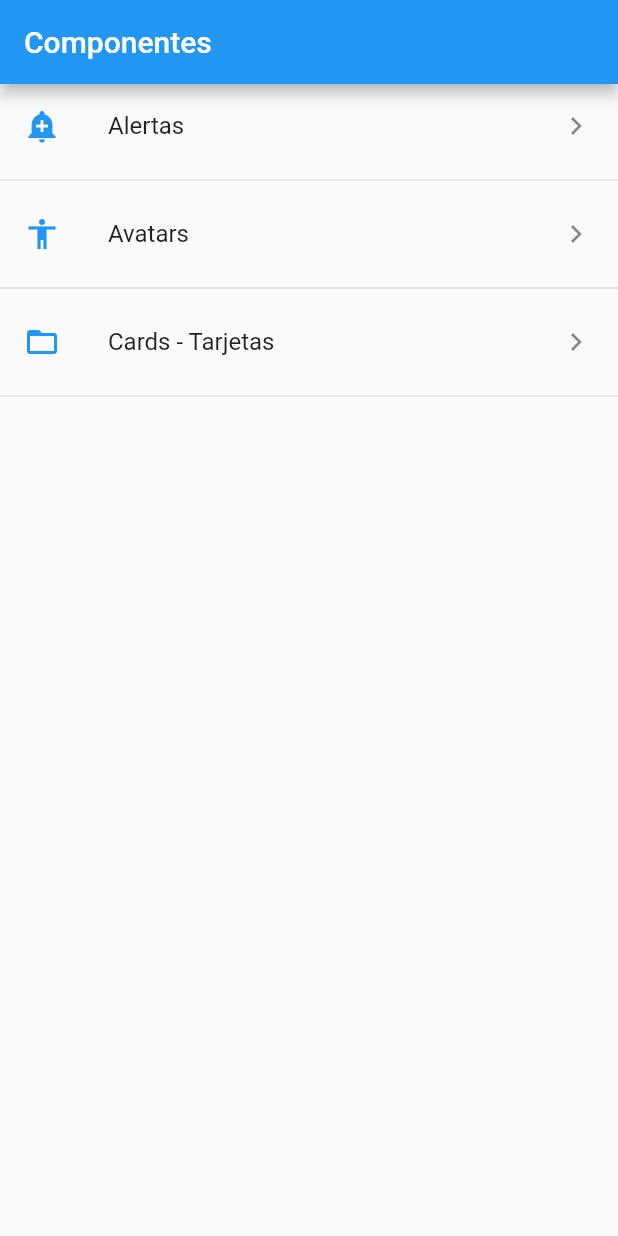
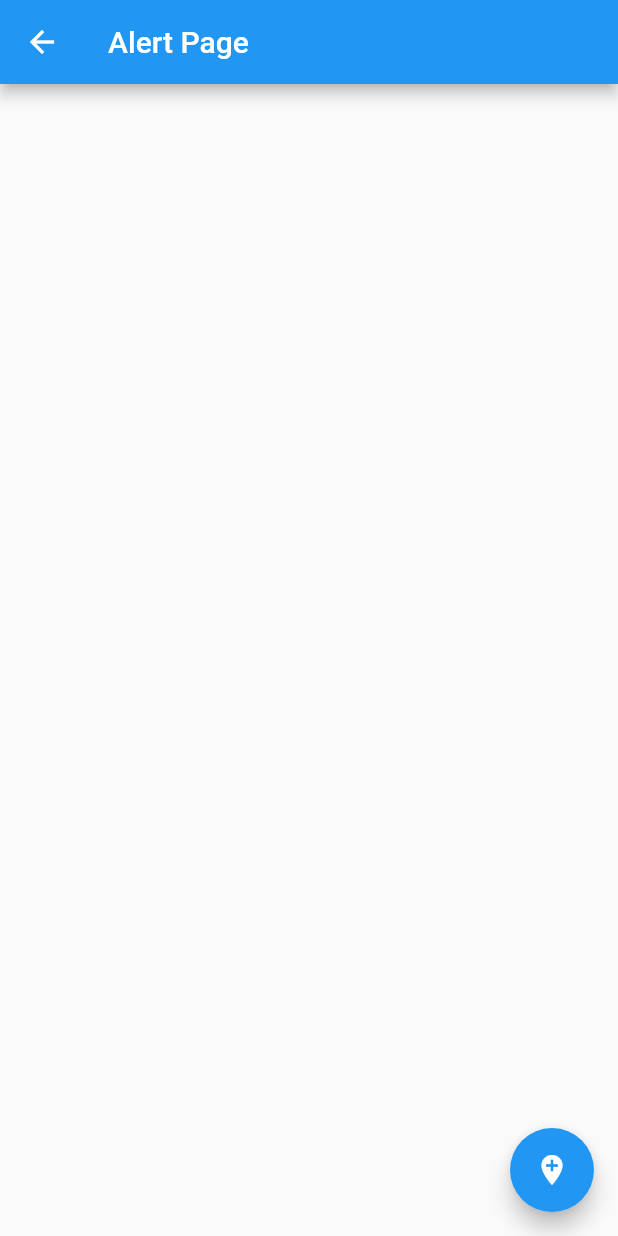
Before and after one commit to Larrygf02/flutter-componentes, a Flutter app: the screen it shows after launch, after a tap on "Alertas", on a phone screen of 412 x 824 dp. Run offline on Flutter 3.47's test engine with Material 2 defaults, Android fonts, the phone set to English and light mode, and no system bars.

```diff
--- /dev/null
+++ b/lib/src/pages/alert_page.dart
@@ -0,0 +1,18 @@
+import 'package:flutter/material.dart';
+
+class AlertPage extends StatelessWidget {
+  @override
+  Widget build(BuildContext context) {
+    return Scaffold(
+      appBar: AppBar(
+        title: Text('Alert Page'),
+      ),
+      floatingActionButton: FloatingActionButton(
+        child: Icon(Icons.add_location),
+        onPressed: () {
+          Navigator.pop(context);
+        },
+      ),
+    );
+  }
+}
--- a/lib/src/pages/home_page.dart
+++ b/lib/src/pages/home_page.dart
@@ -1,6 +1,8 @@
 import 'package:componentes/src/providers/menu_provider.dart';
 import 'package:componentes/src/utils/icono_string_util.dart';
 import 'package:flutter/material.dart';
+
+import 'alert_page.dart';
 
 class HomePage extends StatelessWidget {
   @override
@@ -19,20 +21,26 @@ class HomePage extends StatelessWidget {
       initialData: [],
       builder: (context, AsyncSnapshot<List<dynamic>> snapshot) {
         return ListView(
-          children: _listaItems(snapshot.data),
+          children: _listaItems(snapshot.data, context),
         );
       },
     );
   }
 
-  List<Widget> _listaItems(data) {
+  List<Widget> _listaItems(data, context) {
     final List<Widget> opciones = [];
     data.forEach((opt) {
       final widgetTemp = ListTile(
         title: Text(opt['texto']),
         leading: getIcon(opt['icon']),
         trailing: Icon(Icons.keyboard_arrow_right),
-        onTap: () {}
+        onTap: () {
+          //navegación a otras campañas
+          final route = MaterialPageRoute(
+            builder: (context) => AlertPage()
+          );
+          Navigator.push(context, route);
+        }
       );
       opciones..add(widgetTemp)
               ..add(Divider());
```
Also changed, not shown: lib/src/pages/avatar_page.dart (added, +12 -0 lines).
